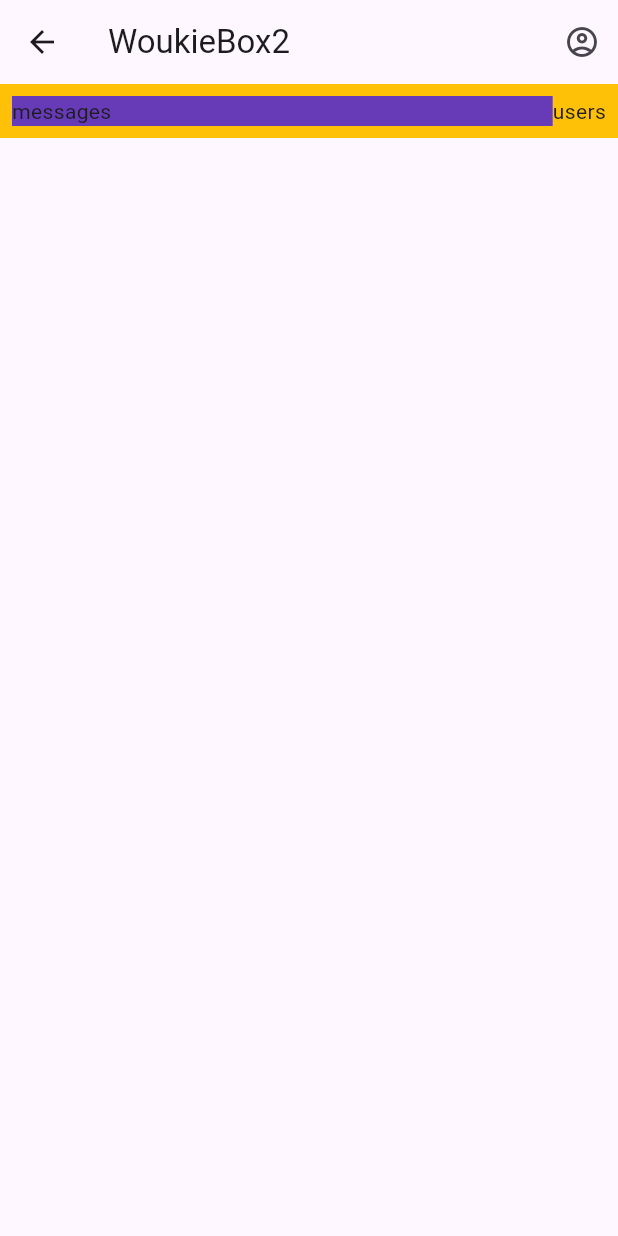
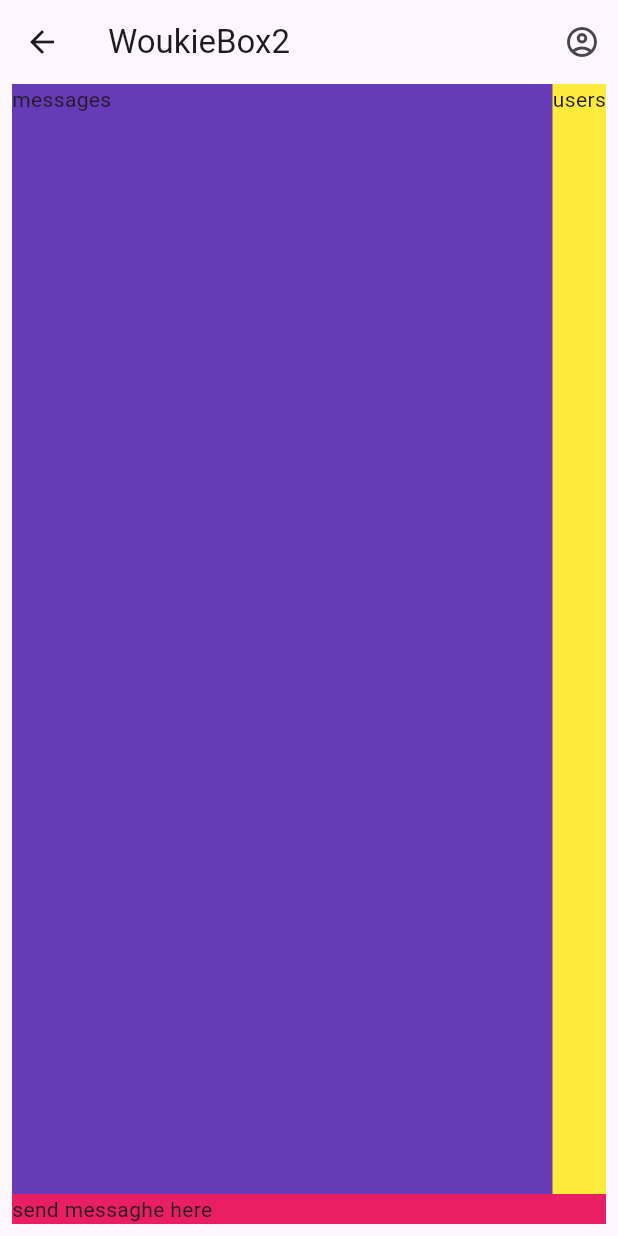
Before and after one commit to Woukie/WoukieBox2, a Flutter app: the App screen opened directly, on a phone screen of 412 x 824 dp. Run offline on Flutter 3.47's test engine with Material 3 defaults, Android fonts, the light colour scheme and no system bars; missing offline and left inert: serverpod, serverpod_auth_email_flutter, serverpod_auth_server, serverpod_auth_shared_flutter, serverpod_client, serverpod_flutter.

Commit message:
App alignment blocked out

```diff
--- a/woukiebox2/woukiebox2_flutter/lib/app.dart
+++ b/woukiebox2/woukiebox2_flutter/lib/app.dart
@@ -25,17 +25,34 @@ class App extends StatelessWidget {
         ],
       ),
       body: Container(
-        padding: const EdgeInsets.all(8.0),
+        margin:
+            const EdgeInsets.only(bottom: 8.0, left: 8.0, right: 8.0, top: 0.0),
         color: Colors.amber,
-        child: Row(
+        child: Column(
           children: [
             Expanded(
-              child: Container(
-                color: Colors.deepPurple,
-                child: const Text("messages"),
+              child: Row(
+                children: [
+                  Expanded(
+                    child: Container(
+                      alignment: Alignment.topLeft,
+                      color: Colors.deepPurple,
+                      child: const Text("messages"),
+                    ),
+                  ),
+                  Container(
+                    alignment: Alignment.topLeft,
+                    color: Colors.yellow,
+                    child: const Text("users"),
+                  ),
+                ],
               ),
             ),
-            const Text("users"),
+            Container(
+              alignment: Alignment.centerLeft,
+              color: Colors.pink,
+              child: const Text("send messaghe here"),
+            ),
           ],
         ),
       ),
```
